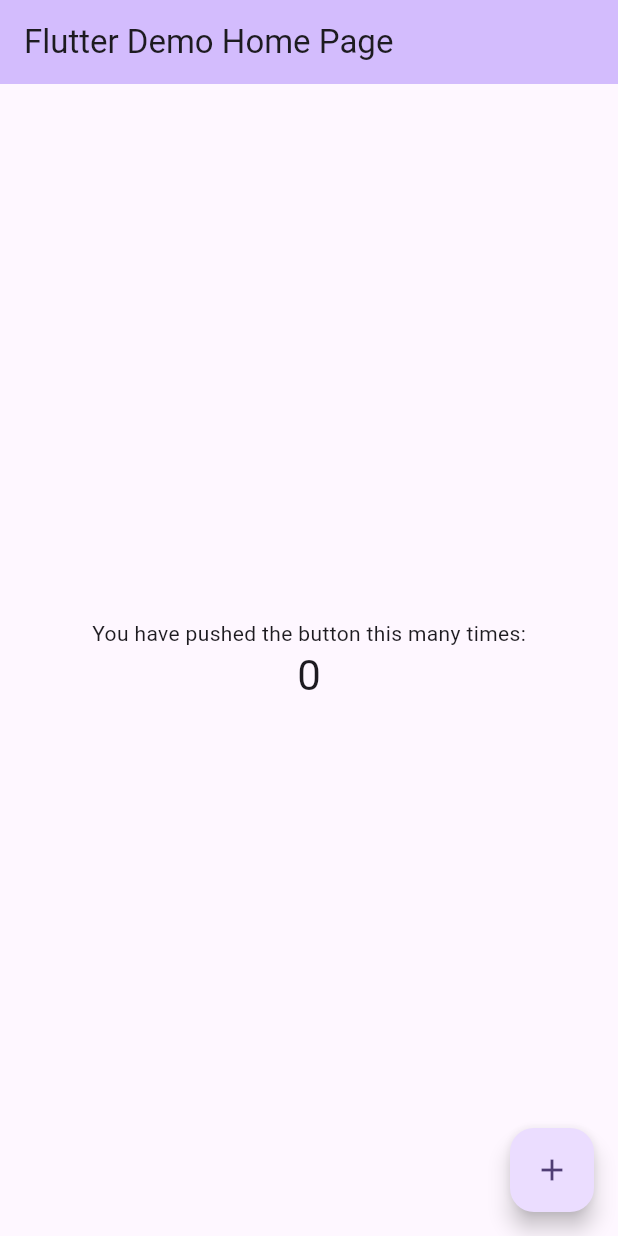
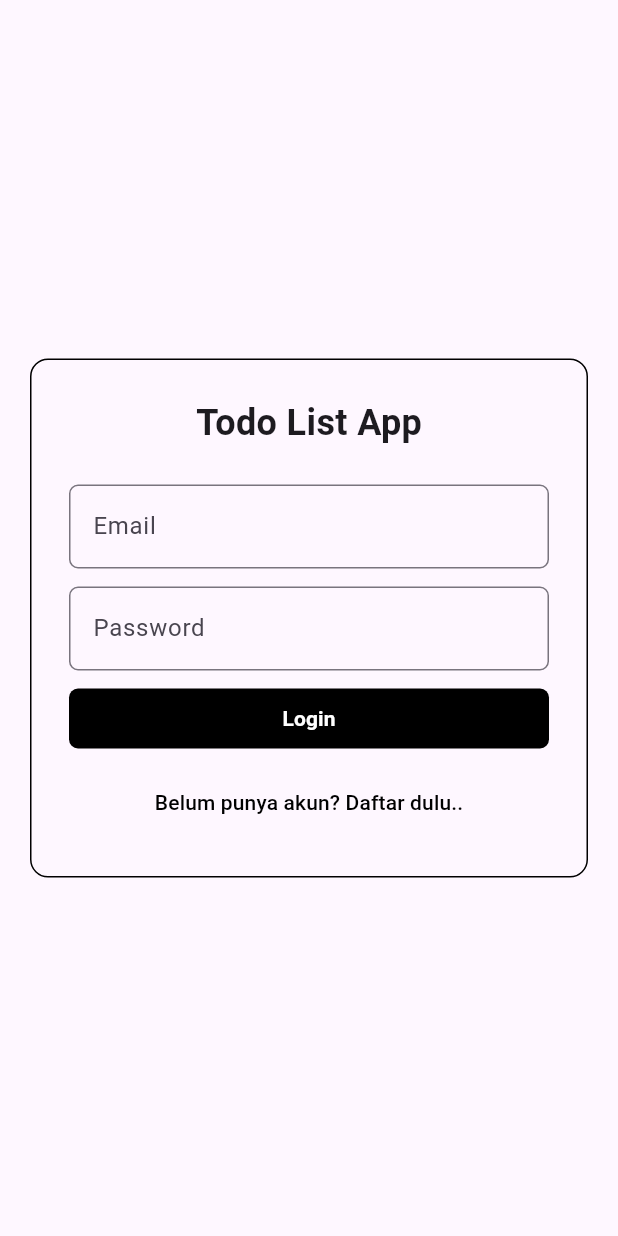
Before and after one commit to ukasyaaah/TODO-backend-Flutter, a Flutter app: the screen it shows after launch, on a phone screen of 412 x 824 dp. Run offline on Flutter 3.47's test engine with Material 3 defaults, Android fonts, the phone set to English and light mode, and no system bars.

Commit message:
New Update

```diff
--- a/todos_flutterr/lib/main.dart
+++ b/todos_flutterr/lib/main.dart
@@ -1,122 +1,18 @@
 import 'package:flutter/material.dart';
+import 'package:todos_flutterr/screens/login.dart';
 
 void main() {
-  runApp(const MyApp());
+  runApp(MyApp());
 }
 
 class MyApp extends StatelessWidget {
   const MyApp({super.key});
 
-  // This widget is the root of your application.
   @override
   Widget build(BuildContext context) {
     return MaterialApp(
-      title: 'Flutter Demo',
-      theme: ThemeData(
-        // This is the theme of your application.
-        //
-        // TRY THIS: Try running your application with "flutter run". You'll see
-        // the application has a purple toolbar. Then, without quitting the app,
-        // try changing the seedColor in the colorScheme below to Colors.green
-        // and then invoke "hot reload" (save your changes or press the "hot
-        // reload" button in a Flutter-supported IDE, or press "r" if you used
-        // the command line to start the app).
-        //
-        // Notice that the counter didn't reset back to zero; the application
-        // state is not lost during the reload. To reset the state, use hot
-        // restart instead.
-        //
-        // This works for code too, not just values: Most code changes can be
-        // tested with just a hot reload.
-        colorScheme: ColorScheme.fromSeed(seedColor: Colors.deepPurple),
-      ),
-      home: const MyHomePage(title: 'Flutter Demo Home Page'),
+      initialRoute: '/',
+      routes: {'/': (context) => LoginScreen()},
     );
   }
 }
-
-class MyHomePage extends StatefulWidget {
-  const MyHomePage({super.key, required this.title});
-
-  // This widget is the home page of your application. It is stateful, meaning
-  // that it has a State object (defined below) that contains fields that affect
-  // how it looks.
-
-  // This class is the configuration for the state. It holds the values (in this
-  // case the title) provided by the parent (in this case the App widget) and
-  // used by the build method of the State. Fields in a Widget subclass are
-  // always marked "final".
-
-  final String title;
-
-  @override
-  State<MyHomePage> createState() => _MyHomePageState();
-}
-
-class _MyHomePageState extends State<MyHomePage> {
-  int _counter = 0;
-
-  void _incrementCounter() {
-    setState(() {
-      // This call to setState tells the Flutter framework that something has
-      // changed in this State, which causes it to rerun the build method below
-      // so that the display can reflect the updated values. If we changed
-      // _counter without calling setState(), then the build method would not be
-      // called again, and so nothing would appear to happen.
-      _counter++;
-    });
-  }
-
-  @override
-  Widget build(BuildContext context) {
-    // This method is rerun every time setState is called, for instance as done
-    // by the _incrementCounter method above.
-    //
-    // The Flutter framework has been optimized to make rerunning build methods
-    // fast, so that you can just rebuild anything that needs updating rather
-    // than having to individually change instances of widgets.
-    return Scaffold(
-      appBar: AppBar(
-        // TRY THIS: Try changing the color here to a specific color (to
-        // Colors.amber, perhaps?) and trigger a hot reload to see the AppBar
-        // change color while the other colors stay the same.
-        backgroundColor: Theme.of(context).colorScheme.inversePrimary,
-        // Here we take the value from the MyHomePage object that was created by
-        // the App.build method, and use it to set our appbar title.
-        title: Text(widget.title),
-      ),
-      body: Center(
-        // Center is a layout widget. It takes a single child and positions it
-        // in the middle of the parent.
-        child: Column(
-          // Column is also a layout widget. It takes a list of children and
-          // arranges them vertically. By default, it sizes itself to fit its
-          // children horizontally, and tries to be as tall as its parent.
-          //
-          // Column has various properties to control how it sizes itself and
-          // how it positions its children. Here we use mainAxisAlignment to
-          // center the children vertically; the main axis here is the vertical
-          // axis because Columns are vertical (the cross axis would be
-          // horizontal).
-          //
-          // TRY THIS: Invoke "debug painting" (choose the "Toggle Debug Paint"
-          // action in the IDE, or press "p" in the console), to see the
-          // wireframe for each widget.
-          mainAxisAlignment: MainAxisAlignment.center,
-          children: <Widget>[
-            const Text('You have pushed the button this many times:'),
-            Text(
-              '$_counter',
-              style: Theme.of(context).textTheme.headlineMedium,
-            ),
-          ],
-        ),
-      ),
-      floatingActionButton: FloatingActionButton(
-        onPressed: _incrementCounter,
-        tooltip: 'Increment',
-        child: const Icon(Icons.add),
-      ), // This trailing comma makes auto-formatting nicer for build methods.
-    );
-  }
-}
--- /dev/null
+++ b/todos_flutterr/lib/screens/login.dart
@@ -0,0 +1,98 @@
+import 'package:flutter/material.dart';
+import 'package:todos_flutterr/screens/main_screen.dart';
+
+class LoginScreen extends StatelessWidget {
+  const LoginScreen({super.key});
+
+  @override
+  Widget build(BuildContext context) {
+    return Scaffold(
+      body: Center(
+        child: Padding(
+          padding: const EdgeInsets.all(20.0),
+          child: Column(
+            mainAxisAlignment: MainAxisAlignment.center,
+            crossAxisAlignment: CrossAxisAlignment.center,
+            children: [
+              Container(
+                padding: EdgeInsets.all(25),
+                decoration: BoxDecoration(
+                  borderRadius: BorderRadius.circular(12),
+                  border: Border.all(color: Colors.black, width: 1),
+                ),
+                child: Column(
+                  mainAxisAlignment: MainAxisAlignment.center,
+                  crossAxisAlignment: CrossAxisAlignment.center,
+                  children: [
+                    Text(
+                      'Todo List App',
+                      style: TextStyle(
+                        fontSize: 24,
+                        fontWeight: FontWeight.bold,
+                      ),
+                    ),
+                    SizedBox(height: 24),
+                    TextField(
+                      decoration: InputDecoration(
+                        labelText: 'Email',
+                        border: OutlineInputBorder(
+                          borderRadius: BorderRadius.circular(6),
+                        ),
+                      ),
+                    ),
+                    SizedBox(height: 12),
+                    TextField(
+                      decoration: InputDecoration(
+                        labelText: 'Password',
+                        border: OutlineInputBorder(
+                          borderRadius: BorderRadius.circular(6),
+                        ),
+                      ),
+                    ),
+                    SizedBox(height: 12),
+                    Container(
+                      height: 40,
+                      width: 5000,
+                      child: TextButton(
+                        style: TextButton.styleFrom(
+                          backgroundColor: Colors.black,
+                          shape: RoundedRectangleBorder(
+                            borderRadius: BorderRadius.circular(6),
+                            // side: BorderSide(color, width: 0.5),
+                          ),
+                        ),
+                        onPressed:
+                            () => Navigator.of(context).push(
+                              MaterialPageRoute(
+                                builder: (context) => MainScreen(),
+                              ),
+                            ),
+                        child: Text(
+                          'Login',
+                          style: TextStyle(
+                            fontWeight: FontWeight.bold,
+                            color: Colors.white,
+                          ),
+                        ),
+                      ),
+                    ),
+
+                    SizedBox(height: 12),
+
+                    TextButton(
+                      onPressed: () {},
+                      child: Text(
+                        'Belum punya akun? Daftar dulu..',
+                        style: TextStyle(color: Colors.black),
+                      ),
+                    ),
+                  ],
+                ),
+              ),
+            ],
+          ),
+        ),
+      ),
+    );
+  }
+}
--- /dev/null
+++ b/todos_flutterr/lib/screens/main_screen.dart
@@ -0,0 +1,15 @@
+import 'package:flutter/material.dart';
+
+class MainScreen extends StatefulWidget {
+  const MainScreen({super.key});
+
+  @override
+  State<MainScreen> createState() => _MainScreenState();
+}
+
+class _MainScreenState extends State<MainScreen> {
+  @override
+  Widget build(BuildContext context) {
+    return const Placeholder();
+  }
+}
```
Also changed, not shown: todos_flutterr/pubspec.yaml (+5 -14 lines), todos_flutterr/pubspec.lock, 1 other file.
